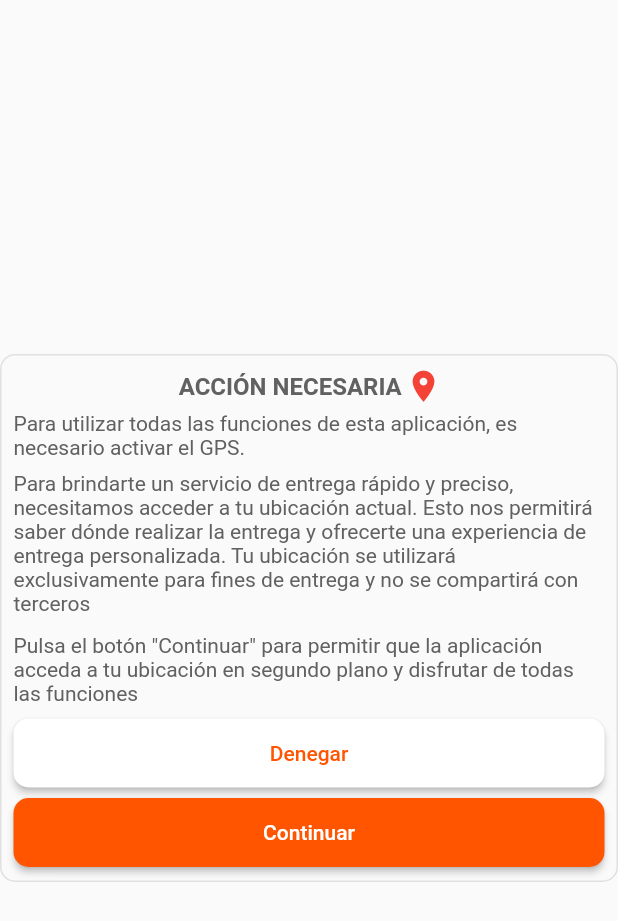
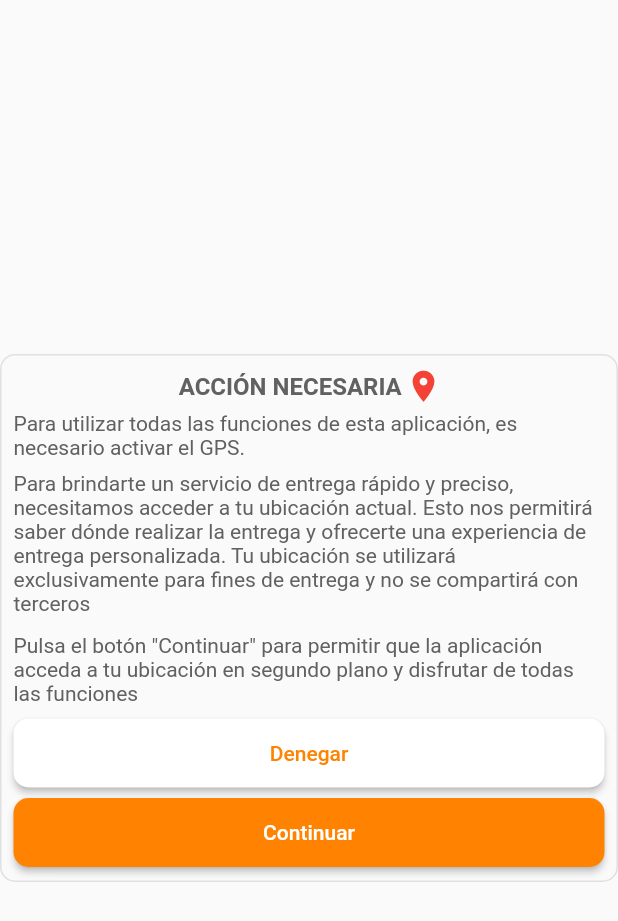
Before and after one commit to LarzlRael/motoveloz.app, a Flutter app: the ActionPage screen opened by its route, on a phone screen of 412 x 824 dp. Shown: the top 921 px of the screen. Run offline on Flutter 3.47's test engine with Material 2 defaults, Android fonts, the light colour scheme and no system bars; our stand-ins replace firebase_core, firebase_messaging, geolocator, permission_handler, pull_to_refresh, shared_preferences and 2 more; missing offline and left inert: debounce_throttle, flutter_inappwebview; accounts and stored records are empty; network calls fail.

Commit message:
Se cambiaron los colores de los logos y del light mode a #FF8200

```diff
--- a/lib/data/theme_colors.dart
+++ b/lib/data/theme_colors.dart
@@ -1,3 +1,3 @@
 import 'dart:ui';
 
-const primaryColor = Color(0xffff5400);
+const primaryColor = Color(0xffFF8200);
```
Also changed, not shown: pubspec.yaml (+4 -4 lines), assets/moto_veloz_logo.jpeg, assets/moto_veloz_splash.jpeg, 61 other files.
